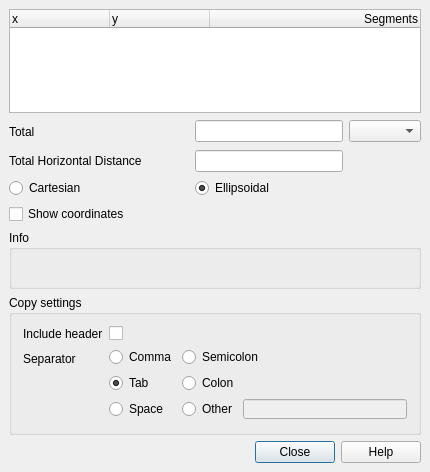
Old version of the form src/ui/qgsmeasurebase.ui in the repository carsmie/QGIS.
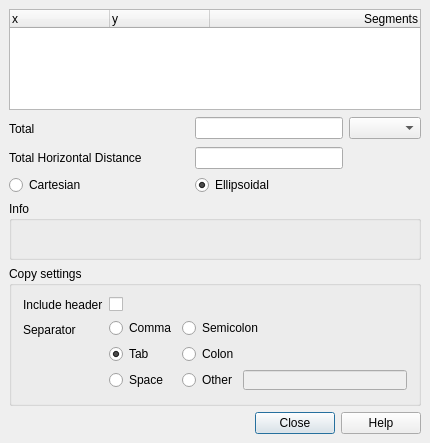
New version of the form. Icons and pictures are not drawn. Custom widgets are drawn as their Qt base class.

Commit message: Always show coordinates

```diff
--- a/src/ui/qgsmeasurebase.ui
+++ b/src/ui/qgsmeasurebase.ui
@@ -7,7 +7,7 @@
     <x>0</x>
     <y>0</y>
     <width>430</width>
-    <height>472</height>
+    <height>443</height>
    </rect>
   </property>
   <property name="baseSize">
@@ -39,6 +39,35 @@
    <property name="spacing">
     <number>6</number>
    </property>
+   <item row="8" column="0" colspan="4">
+    <widget class="QgsCollapsibleGroupBox" name="groupBox">
+     <property name="title">
+      <string>Info</string>
+     </property>
+     <layout class="QVBoxLayout" name="verticalLayout">
+      <item>
+       <widget class="QLabel" name="mNotesLabel">
+        <property name="text">
+         <string/>
+        </property>
+        <property name="wordWrap">
+         <bool>true</bool>
+        </property>
+       </widget>
+      </item>
+     </layout>
+    </widget>
+   </item>
+   <item row="4" column="3">
+    <widget class="QComboBox" name="mUnitsCombo"/>
+   </item>
+   <item row="11" column="0" colspan="4">
+    <widget class="QDialogButtonBox" name="buttonBox">
+     <property name="standardButtons">
+      <set>QDialogButtonBox::Close|QDialogButtonBox::Help</set>
+     </property>
+    </widget>
+   </item>
    <item row="2" column="0" colspan="4">
     <widget class="QTreeWidget" name="mTable">
      <property name="editTriggers">
@@ -84,25 +113,6 @@
     </widget>
    </item>
    <item row="9" column="0" colspan="4">
-    <widget class="QgsCollapsibleGroupBox" name="groupBox">
-     <property name="title">
-      <string>Info</string>
-     </property>
-     <layout class="QVBoxLayout" name="verticalLayout">
-      <item>
-       <widget class="QLabel" name="mNotesLabel">
-        <property name="text">
-         <string/>
-        </property>
-        <property name="wordWrap">
-         <bool>true</bool>
-        </property>
-       </widget>
-      </item>
-     </layout>
-    </widget>
-   </item>
-   <item row="10" column="0" colspan="4">
     <spacer name="mSpacer">
      <property name="orientation">
       <enum>Qt::Vertical</enum>
@@ -131,16 +141,6 @@
      </property>
     </widget>
    </item>
-   <item row="12" column="0" colspan="4">
-    <widget class="QDialogButtonBox" name="buttonBox">
-     <property name="standardButtons">
-      <set>QDialogButtonBox::Close|QDialogButtonBox::Help</set>
-     </property>
-    </widget>
-   </item>
-   <item row="4" column="3">
-    <widget class="QComboBox" name="mUnitsCombo"/>
-   </item>
    <item row="4" column="1">
     <spacer>
      <property name="orientation">
@@ -200,7 +200,7 @@
      </property>
     </widget>
    </item>
-   <item row="11" column="0" colspan="4">
+   <item row="10" column="0" colspan="4">
     <widget class="QgsCollapsibleGroupBox" name="mCopySettingsGroupBox">
      <property name="title">
       <string>Copy settings</string>
@@ -299,13 +299,6 @@
      </layout>
     </widget>
    </item>
-   <item row="8" column="0" colspan="4">
-    <widget class="QCheckBox" name="mShowCoordinates">
-     <property name="text">
-      <string>Show coordinates</string>
-     </property>
-    </widget>
-   </item>
   </layout>
  </widget>
  <layoutdefault spacing="6" margin="11"/>
```
Left out of the diff: 65 changed lines with no effect on the pictures. The commit also changes 2 other files.
